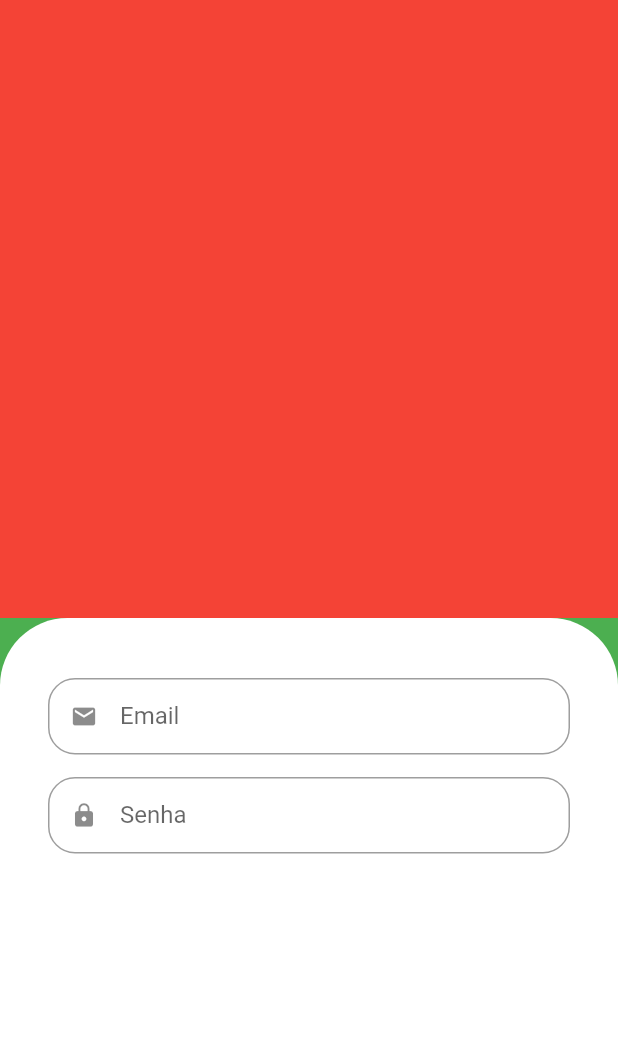
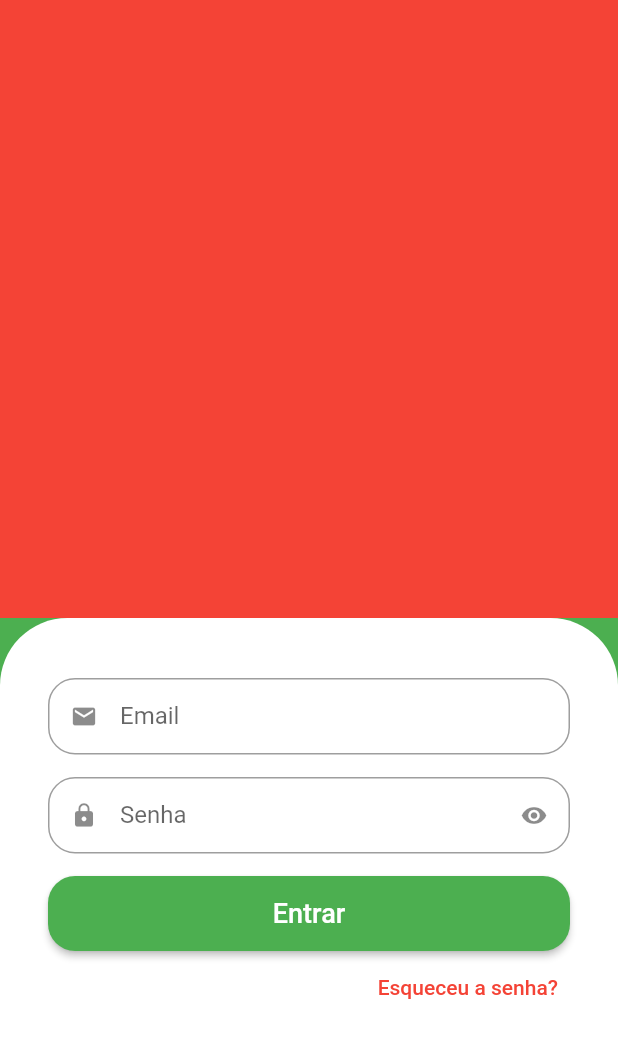
Before and after one commit to elucaspereira/vendas-front, a Flutter app: the screen it shows after launch, on a phone screen of 412 x 824 dp. Shown: the top 1038 px of the screen. Run offline on Flutter 3.47's test engine with Material 2 defaults, Android fonts, the phone set to English and light mode, and no system bars.

Commit message:
commit
commit

```diff
--- a/lib/src/auth/components/custom_text_field.dart
+++ b/lib/src/auth/components/custom_text_field.dart
@@ -1,16 +1,30 @@
 import 'package:flutter/material.dart';
 
-class CustomTextField extends StatelessWidget {
+class CustomTextField extends StatefulWidget {
   final IconData icon;
   final String label;
-  final bool isObscure;
+  final bool isSecret;
+
 
   const CustomTextField({
     Key? key,
     required this.icon,
     required this.label,
-    this.isObscure = false,
+    this.isSecret = false,
   }) : super(key: key);
+
+  @override
+  State<CustomTextField> createState() => _CustomTextFieldState();
+}
+
+class _CustomTextFieldState extends State<CustomTextField> {
+  bool isObscure = false;
+
+  @override
+  void initState() {
+    super.initState();
+    isObscure = widget.isSecret;
+  }
 
   @override
   Widget build(BuildContext context) {
@@ -19,8 +33,20 @@ class CustomTextField extends StatelessWidget {
       child: TextFormField(
         obscureText: isObscure,
         decoration: InputDecoration(
-          prefixIcon: Icon(icon),
-          labelText: label,
+            prefixIcon: Icon(widget.icon),
+            suffixIcon: widget.isSecret
+                ? IconButton(
+                    onPressed: () {
+                      setState(() {
+                        isObscure = !isObscure;
+                      });
+
+                    },
+                    icon:
+                        Icon(isObscure ? Icons.visibility : Icons.visibility_off),
+                  )
+                : null,
+            labelText: widget.label,
             isDense: true,
             border: OutlineInputBorder(
               borderRadius: BorderRadius.circular(18),
--- a/lib/src/auth/sign_in_screen.dart
+++ b/lib/src/auth/sign_in_screen.dart
@@ -20,29 +20,58 @@ class SignInScreen extends StatelessWidget {
               padding: const EdgeInsets.symmetric(
                 horizontal: 32,
                 vertical: 40,
-
               ),
-
               decoration: const BoxDecoration(
                 color: Colors.white,
-                borderRadius:  BorderRadius.vertical(
+                borderRadius: BorderRadius.vertical(
                   top: Radius.circular(45),
                 ),
               ),
               child: Column(
-                children: const [
+                crossAxisAlignment: CrossAxisAlignment.stretch,
+                children: [
                   //Email
-                  CustomTextField(
+                  const CustomTextField(
                     icon: Icons.email,
                     label: 'Email',
                   ),
 
                   //senha
-                 CustomTextField(
-                   icon: Icons.lock,
-                   label: 'Senha',
-                   isObscure: true,
-                 ),
+                  const CustomTextField(
+                    icon: Icons.lock,
+                    label: 'Senha',
+                    isSecret: true,
+                  ),
+
+                  SizedBox(
+                    height: 50,
+                    child: ElevatedButton(
+                      style: ElevatedButton.styleFrom(
+                          shape: RoundedRectangleBorder(
+                        borderRadius: BorderRadius.circular(18),
+                      )),
+                      onPressed: () {},
+                      child: const Text(
+                        "Entrar",
+                        style: TextStyle(
+                          fontSize: 18,
+                        ),
+                      ),
+                    ),
+                  ),
+
+                  Align(
+                    alignment: Alignment.centerRight,
+                    child: TextButton(
+                      onPressed: () {},
+                      child: Text(
+                        "Esqueceu a senha?",
+                        style: TextStyle(
+                          color: Colors.red,
+                        ),
+                      ),
+                    ),
+                  ),
                 ],
               ),
             ),
```
